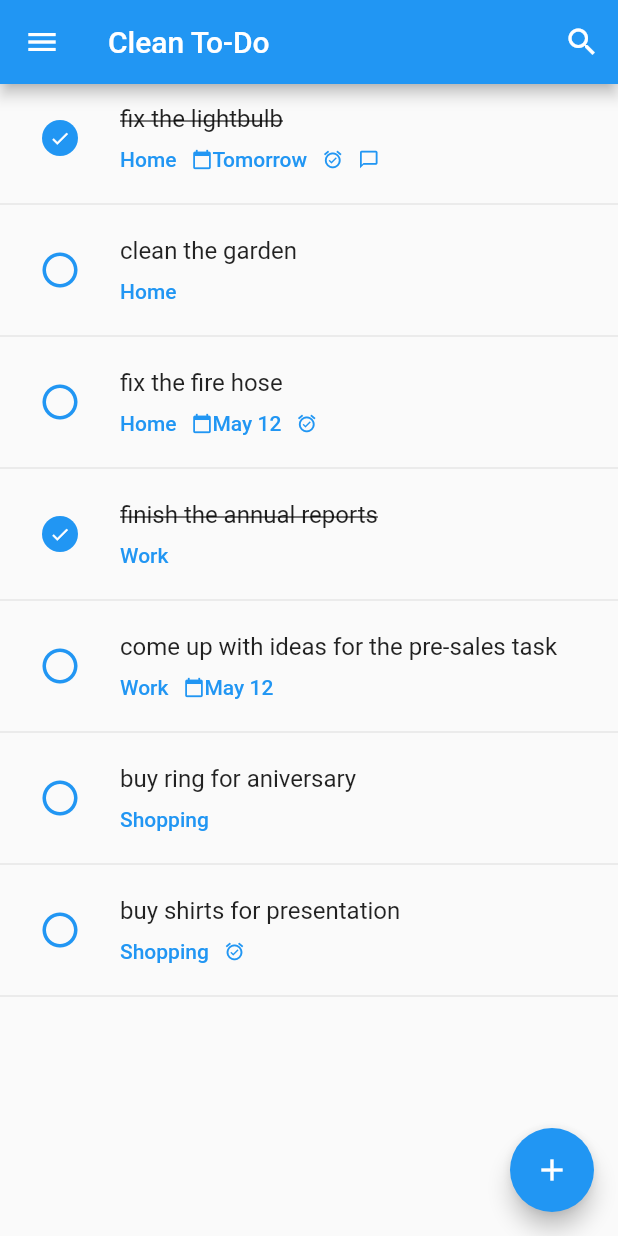
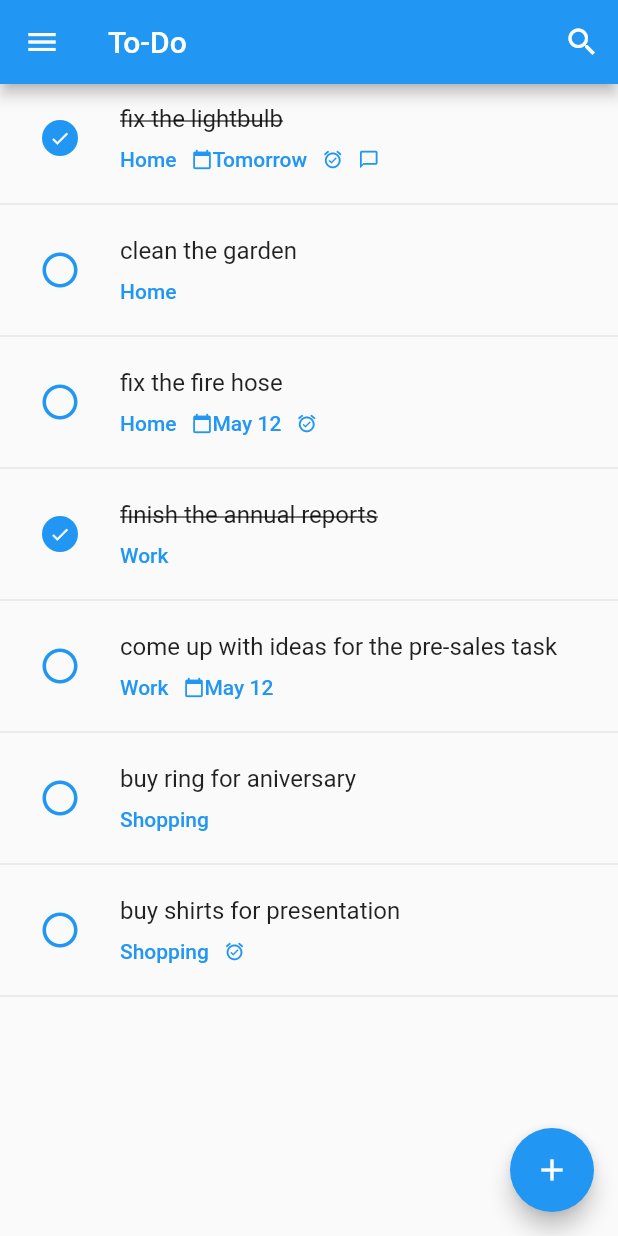
Before and after one commit to clean-apps/CleanToDO, a Flutter app: the screen it shows after launch, in the side drawer, after a tap on the "search" icon, on a phone screen of 412 x 824 dp. Run offline on Flutter 3.47's test engine with Material 2 defaults, Android fonts, the phone set to English and light mode, and no system bars.

Commit message:
revanped appbar and introduced search

```diff
--- a/lib/calender/DateUtil.dart
+++ b/lib/calender/DateUtil.dart
@@ -55,7 +55,7 @@ class DateUtil {
 
   static parse_string( String val ){
 
-    if( val.startsWith('Due ') ){
+    if( val != null && val.startsWith('Due ') ){
       val = val.replaceFirst( 'Due ', '');
     }
 
--- a/lib/data/DataCache.dart
+++ b/lib/data/DataCache.dart
@@ -13,22 +13,54 @@ class DataCache {
 
   bool isCached = false;
 
+  bool enableSearch = false;
+  String searchString = '';
+
   DataCache(){
       newTask.id = tasksData.length + 1;
       newTask.completed = false;
   }
 
-  List<Task> get tasks {
+  List<Task> _filterCategories( List<Task> tasks, String category ){
+
     if( filterCategory == null )
-      return tasksData;
+      return tasks;
 
     else
-      return tasksData.where( (task) =>
-                ( task != null &&
+      return tasks.where( (task) =>(
+
+                  task != null &&
                   task.category != null &&
                   task.category.text == filterCategory )
 
               ).toList();
+  }
+
+  List<Task> _filterSearch( List<Task> tasks, String search ){
+
+    if( search == null )
+      return tasks;
+
+    else
+      return tasks.where( (task) => (
+
+                  task != null &&
+                  task.title != null &&
+                  task.title.toLowerCase().contains(search) )
+
+              ).toList();
+  }
+
+  List<Task> get tasks {
+
+    if( enableSearch )
+      return _filterSearch(
+                  _filterCategories( tasksData, filterCategory ),
+                  searchString == null ? searchString : searchString.toLowerCase(),
+              );
+
+    else
+      return _filterCategories( tasksData, filterCategory );
   }
 
   void addCategory( newCategoryLT ){
--- a/lib/lists/TasksList.dart
+++ b/lib/lists/TasksList.dart
@@ -28,16 +28,14 @@ class _TasksListState extends State<TasksList> {
       widget.tasks.forEach(  (task){
 
           taskRowsList.add(
+
             new TaskTile (
               task : task,
               categories: widget.categories,
-              updateTask : (task){
-                              widget.updateTask(task);
-                            },
-              deleteTask: (task){
-                widget.deleteTask(task);
-              },
+              updateTask : (task) => widget.updateTask(task),
+              deleteTask: (task) => widget.deleteTask(task),
             ),
+
           );
 
           taskRowsList.add( new Divider( ) ); //color : Theme.of(context).primaryColor ) );
--- a/lib/lists/TasksPage.dart
+++ b/lib/lists/TasksPage.dart
@@ -1,19 +1,13 @@
 import 'package:flutter/material.dart';
 import 'package:clean_todo/sidebar/AppSidebar.dart';
-import 'package:clean_todo/beans/UserData.dart';
-import 'package:clean_todo/beans/CategoryData.dart';
-import 'package:clean_todo/beans/Category.dart';
-import 'package:clean_todo/beans/Task.dart';
 import 'package:clean_todo/data/DataProvider.dart';
 import 'package:clean_todo/lists/TasksList.dart';
 import 'package:clean_todo/data/FakeDataGenerator.dart';
 import 'package:clean_todo/detail/TaskDetail.dart';
 import 'package:clean_todo/data/DataCache.dart';
+import 'package:clean_todo/lists/CTAppBar.dart';
 
 class TasksPage extends StatefulWidget {
-  TasksPage({Key key, this.title}) : super(key: key);
-
-  final String title;
 
   @override
   _TasksPageState createState() => new _TasksPageState();
@@ -51,43 +45,34 @@ class _TasksPageState extends State<TasksPage> {
   @override
   Widget build(BuildContext context) {
 
-    List<Widget> appbar_menu = [];
-    if( cache.filterCategory == null )
-      appbar_menu.add(
-          new IconButton(
-            icon: new Icon( Icons.search ),
-            onPressed: (){ /* ... todo ... */ },
-          )
-      );
+    AppBar appBar = new CTAppBar(
 
-    else
-      appbar_menu.add(
-        new PopupMenuButton<String>(
-            onSelected: (value) =>  this.setState( (){
-              cache.deleteCategory(value);
-            }),
-            itemBuilder:(BuildContext context) {
-              return <PopupMenuEntry<String>>[
-
-                new PopupMenuItem<String>(
-                  value: cache.filterCategory,
-                  child: new Text('Delete Category'),
+            filterCategory: cache.filterCategory,
+            deleteCategory: ((category) =>
+                this.setState( (){
+                  cache.deleteCategory(category);
+                })
             ),
 
-              ];
-
+            isSearch: cache.enableSearch,
+            toggleSearch: ( (isSearch) =>
+                this.setState( (){
+                  cache.enableSearch = isSearch;
+                  cache.searchString = null;
                 })
-
-      );
-
-    return new Scaffold(
-
-      appBar: new AppBar(
-        title: cache.filterCategory == null ? new Text(widget.title) : new Text(cache.filterCategory),
-        actions: appbar_menu,
             ),
 
-      drawer: new AppSidebar(
+            searchString: cache.searchString,
+            doSearch: ( (value) =>
+                this.setState( (){
+                  cache.searchString = value;
+                })
+            )
+
+    ).build();
+
+    AppSidebar appSidebar = new AppSidebar(
+
             categories : cache.categoryData,
             addCategory : ((newCategory) =>
                 this.setState( (){
@@ -96,20 +81,24 @@ class _TasksPageState extends State<TasksPage> {
             ),
             filter : filter,
             userData : cache.userData
-              ),
+    );
 
-      body: new TasksList(
+    Widget appBody = new TasksList(
+
             tasks: cache.tasks,
             categories: cache.categoryData.user,
             toggleTask: cache.toggleTask,
             updateTask: cache.updateTask,
             deleteTask: cache.deleteTask,
-      ),
+    );
 
-      floatingActionButton: new FloatingActionButton(
+    FloatingActionButton appFab = new FloatingActionButton(
+
             child: new Icon(Icons.add),
             backgroundColor: Theme.of(context).primaryColor,
+
             onPressed: (){
+
               Navigator.push(
                   context,
                   new MaterialPageRoute(
@@ -120,8 +109,17 @@ class _TasksPageState extends State<TasksPage> {
                                             )
                   )
               );
+
             }
-      ),
+
+    );
+
+    return new Scaffold(
+
+      appBar: appBar,
+      drawer: appSidebar,
+      body: appBody,
+      floatingActionButton: appFab,
     );
   }
 }
--- a/lib/main.dart
+++ b/lib/main.dart
@@ -12,7 +12,7 @@ class MyApp extends StatelessWidget {
     return new MaterialApp(
 
       theme: Themes.get(null),
-      home: new TasksPage(title: 'Clean To-Do'),
+      home: new TasksPage(),
 
     );
   }
--- a/lib/sidebar/AppSidebar.dart
+++ b/lib/sidebar/AppSidebar.dart
@@ -4,7 +4,7 @@ import 'package:clean_todo/beans/Category.dart';
 import 'package:clean_todo/beans/UserData.dart';
 import 'package:clean_todo/beans/CategoryData.dart';
 
-class AppSidebar extends StatefulWidget {
+class AppSidebar extends StatelessWidget {
 
   AppSidebar({  Key key, this.categories, this.addCategory, this.filter, this.userData })
    : super(key: key);
@@ -15,33 +15,26 @@ class AppSidebar extends StatefulWidget {
   final ValueChanged<Category> addCategory ;
   final ValueChanged<String> filter ;
 
-  @override
-  _AppSidebarState createState() => new _AppSidebarState();
-
-}
-
-class _AppSidebarState extends State<AppSidebar> {
-
-  ListTile getAsSystemListTile( Category categoryData ){
+  ListTile getAsSystemListTile( context, Category categoryData ){
 
     return new ListTile(
         leading: new Icon( categoryData.icon == null ? Icons.list : categoryData.icon, color: Theme.of(context).primaryColor,  ),
         title: new SidebarText( textContent : categoryData.text ),
         onTap: () {
-          widget.filter( categoryData.text );
+          this.filter( categoryData.text );
         }
     );
 
   }
 
-  ListTile getAsListTile( Category categoryData ){
+  ListTile getAsListTile( context, Category categoryData ){
 
     return new ListTile(
       leading: new Icon( categoryData.icon == null ? Icons.list : categoryData.icon, color: Theme.of(context).primaryColor,  ),
       title: new SidebarText( textContent : categoryData.text ),
       trailing: new Text( categoryData.count == null ? "0" : categoryData.count.toString() ),
       onTap: () {
-          widget.filter( categoryData.text );
+        this.filter( categoryData.text );
       }
     );
 
@@ -51,13 +44,13 @@ class _AppSidebarState extends State<AppSidebar> {
   Widget build(BuildContext context) {
 
     List<Widget> systemCategoryWdigets = [];
-    widget.categories.system.forEach( (cb) {
-      systemCategoryWdigets.add(  getAsSystemListTile(cb) );
+    this.categories.system.forEach( (cb) {
+      systemCategoryWdigets.add(  getAsSystemListTile(context, cb) );
     });
 
     List<Widget> userCategoryWdigets = [];
-    widget.categories.user.forEach( (cb) {
-      userCategoryWdigets.add(  getAsListTile(cb) );
+    this.categories.user.forEach( (cb) {
+      userCategoryWdigets.add(  getAsListTile(context, cb) );
     });
 
     return new Drawer(
@@ -69,10 +62,10 @@ class _AppSidebarState extends State<AppSidebar> {
 
                   new ListTile(
                       leading: new CircleAvatar(
-                                      child: new Text( widget.userData.abbr, style: new TextStyle( color: Colors.white ), ),
+                                      child: new Text( this.userData.abbr, style: new TextStyle( color: Colors.white ), ),
                                       backgroundColor: Theme.of(context).primaryColor,
                                     ),
-                      title: new SidebarText( textContent : widget.userData.userName ) ,
+                      title: new SidebarText( textContent : this.userData.userName ) ,
                   ),
 
                   new Divider(),
@@ -88,7 +81,7 @@ class _AppSidebarState extends State<AppSidebar> {
                     title: new SidebarText( textContent : 'New List' ),
                     onTap: () {   showDialog(
                                     context: context,
-                                    child: new NewCategoryDialog( addCategory: widget.addCategory ),
+                                    child: new NewCategoryDialog( addCategory: this.addCategory ),
                                   );
                               }
                   ),
```
Also changed, not shown: lib/lists/CTAppBar.dart (added, +120 -0 lines). Lines whose indentation alone changed are shown as unchanged.
